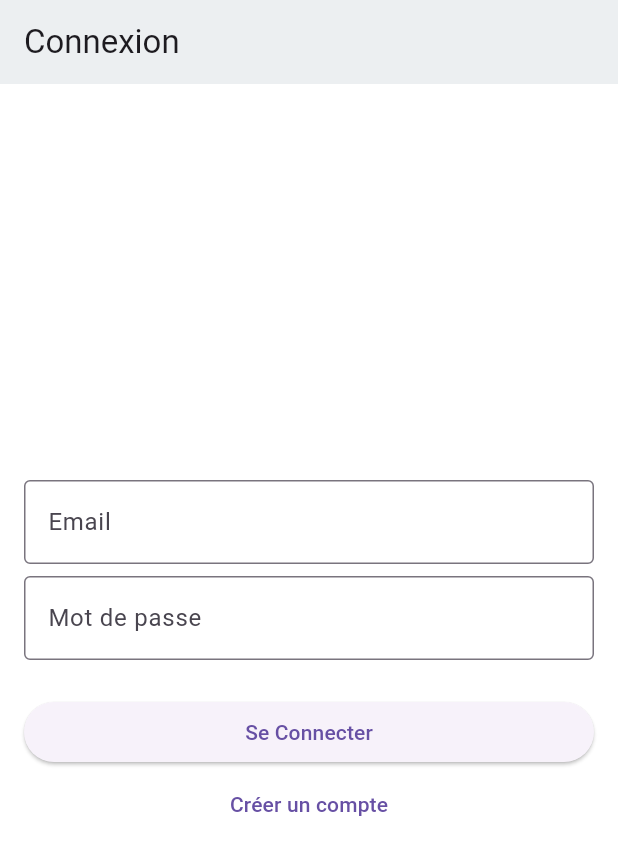
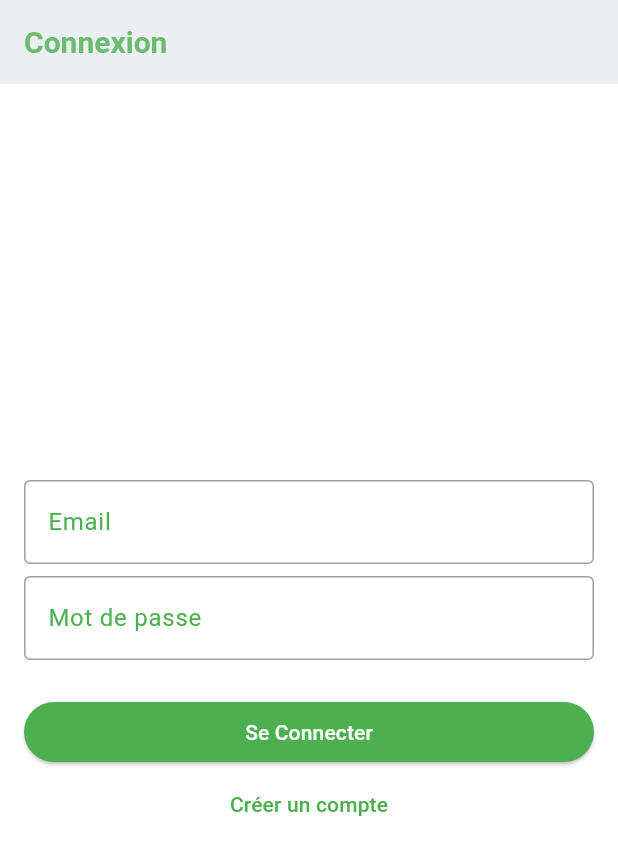
Before and after one commit to cyrilrussehepl/flutter-chess, a Flutter app: the screen it shows after launch, on a phone screen of 412 x 824 dp. Shown: the top 855 px of the screen. Run offline on Flutter 3.47's test engine with Material 3 defaults, Android fonts, the phone set to English and light mode, and no system bars; our stand-ins replace cloud_firestore, firebase_auth, firebase_core, loading_indicator, material_design_icons_flutter; missing offline and left inert: firedart; accounts and stored records are empty.

Commit message:
application identity color green

```diff
--- a/code/projet_chess/lib/main.dart
+++ b/code/projet_chess/lib/main.dart
@@ -14,30 +14,6 @@ void main() async {
     options: DefaultFirebaseOptions.currentPlatform,
   );
   runApp(const MyApp());
-
-  // late final Stream<DocumentSnapshot<userDTO.User>>? _userStream;
-  // _userStream = FirebaseFirestore.instance
-  //     .collection('users')
-  //     .withConverter<userDTO.User>(
-  //       fromFirestore: (snapshot, _)=>userDTO.User.fromJson(snapshot.data()!),
-  //       toFirestore: (user, _)=>user.toJson()
-  //     )
-  //     .doc('user')
-  //     .snapshots();
-
-  // Lire un document par son ID
-
-  // FirebaseFirestore db = FirebaseFirestore.instance;
-  //
-  // await db.collection('users').doc('user').update({'email': 'test2@gmail.com'});
-  // DocumentSnapshot documentSnapshot = await db.collection('users').doc('user').get();
-  // if (documentSnapshot.exists) {
-  //   Map<String, dynamic> data = documentSnapshot.data() as Map<String, dynamic>;
-  //   print('email:${data['email']}');
-  //
-  // } else {
-  //   print('Document does not exist');
-  // }
 
   // final auth = FirebaseAuth.instance;
   // String? email = 'grace@example.com';
@@ -79,8 +55,39 @@ class MyApp extends StatelessWidget {
           indicatorColor: Colors.green,
           labelColor: Colors.green,
         ),
-        appBarTheme: AppBarTheme(color: Colors.blueGrey[50]),
+        appBarTheme: AppBarTheme(
+          color: Colors.blueGrey[50], // Couleur de fond de l'AppBar
+          titleTextStyle: TextStyle(
+            color: Colors.green.withOpacity(0.8), // Couleur du texte
+            fontWeight: FontWeight.bold,
+            fontSize: 20,
+          ),
+          iconTheme: const IconThemeData(
+            color: Colors.green, // Couleur des icônes
+          ),
+          elevation: 0, // Optionnel : Retire l'ombre pour un look plus plat
+        ),
         scaffoldBackgroundColor: Colors.white,
+        elevatedButtonTheme: ElevatedButtonThemeData(
+          style: ElevatedButton.styleFrom(
+            backgroundColor: Colors.green,
+            foregroundColor: Colors.white,
+          ),
+        ),
+        textButtonTheme: TextButtonThemeData(
+          style: TextButton.styleFrom(
+            foregroundColor: Colors.green,
+          ),
+        ),
+        inputDecorationTheme: const InputDecorationTheme(
+          labelStyle: TextStyle(color: Colors.green),
+          focusedBorder: OutlineInputBorder(
+            borderSide: BorderSide(color: Colors.green),
+          ),
+          enabledBorder: OutlineInputBorder(
+            borderSide: BorderSide(color: Colors.grey),
+          ),
+        ),
       ),
       home: SignInPage(),
     );
```
Also changed, not shown: 5 other files.
